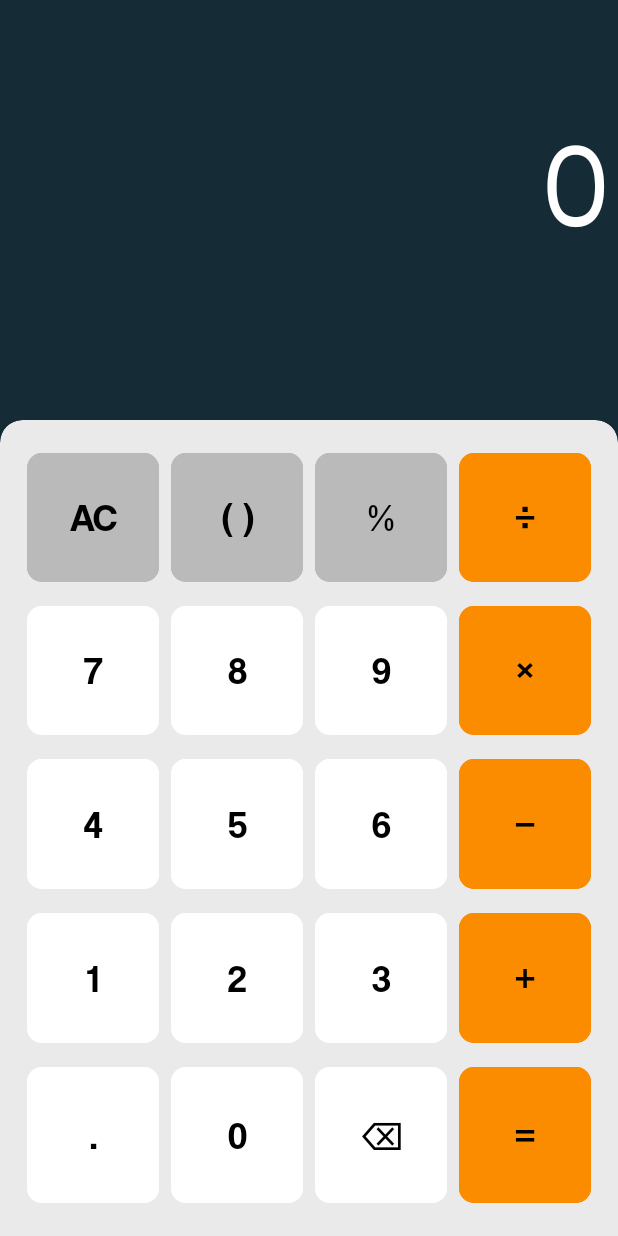
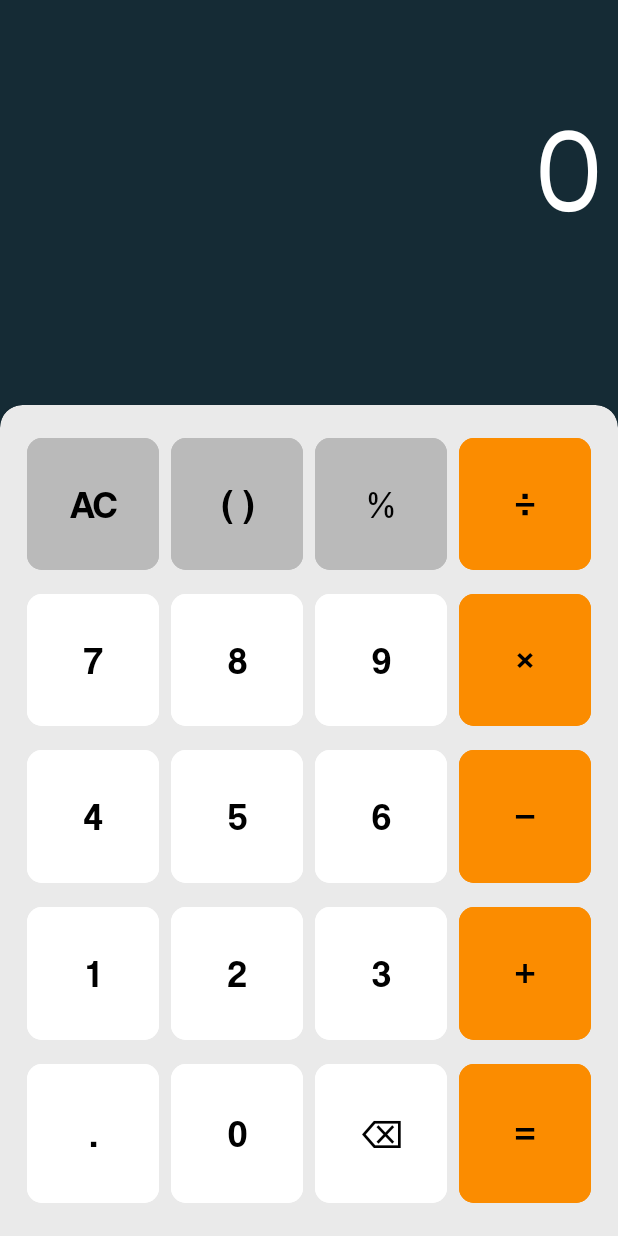
Before and after one commit to maximadoma/Caculator-App, an Android app: the screen it shows after launch (MainActivity), on a phone screen of 412 x 824 dp. Run offline under Robolectric (Android 15) with nearby library versions, the light colour scheme and no system bars.

Commit message:
almost done

```diff
--- a/app/src/main/java/com/example/mycalculator/MainActivity.java
+++ b/app/src/main/java/com/example/mycalculator/MainActivity.java
@@ -17,7 +17,7 @@ import org.w3c.dom.Text;
 public class MainActivity extends AppCompatActivity implements View.OnClickListener {
 
     private EditText input;
-    private EditText answer;
+    private TextView answer;
 
     @Override
     protected void onCreate(Bundle savedInstanceState) {
@@ -32,6 +32,7 @@ public class MainActivity extends AppCompatActivity implements View.OnClickListe
         input.setShowSoftInputOnFocus(false);
 
         answer = findViewById(R.id.textfield_answer);
+        answer.setShowSoftInputOnFocus(false);
 
         input.setOnClickListener(new View.OnClickListener() {
             @Override
@@ -90,12 +91,14 @@ public class MainActivity extends AppCompatActivity implements View.OnClickListe
         MaterialButton btn_parenthesis = (MaterialButton) findViewById(R.id.parenthesis);
         MaterialButton btn_dot = (MaterialButton) findViewById(R.id.dot);
         MaterialButton btn_equals = (MaterialButton) findViewById(R.id.equals);
+        MaterialButton btn_modulo = (MaterialButton) findViewById(R.id.modulo);
 
         btn_allClear.setOnClickListener(this);
         btn_backSpace.setOnClickListener(this);
         btn_parenthesis.setOnClickListener(this);
         btn_dot.setOnClickListener(this);
         btn_equals.setOnClickListener(this);
+        btn_modulo.setOnClickListener(this);
     }
 
 
@@ -185,6 +188,9 @@ public class MainActivity extends AppCompatActivity implements View.OnClickListe
         else if (v.getId() == R.id.equals) {
             equals_btn(v);
         }
+        else if (v.getId() == R.id.modulo){
+            modulo_btn(v);
+        }
     }
 
     public void dot_btn(View view){
@@ -249,6 +255,10 @@ public class MainActivity extends AppCompatActivity implements View.OnClickListe
         input.setText("");
     }
 
+    public void modulo_btn(View view){
+        updateText("%");
+    }
+
 
     public void backSpace_btn(View view){
         int cursorPosition = input.getSelectionStart();
@@ -300,14 +310,13 @@ public class MainActivity extends AppCompatActivity implements View.OnClickListe
         if (result.endsWith(".0")){
             result =result.replace(".0", "");
             input.setText(result);
-            answer.setText("");
         } else{
             input.setText(result);
-            answer.setText("");
         }
 
         input.setSelection(result.length());
 
     }
 
+
 }
--- a/app/src/main/res/layout/activity_main.xml
+++ b/app/src/main/res/layout/activity_main.xml
@@ -29,26 +29,26 @@
         <EditText
             android:id="@+id/textfield_bottom"
             android:layout_width="match_parent"
-            android:layout_height="160dp"
+            android:layout_height="140dp"
             android:text="@string/display"
             android:layout_marginTop="40dp"
             android:textAlignment="textEnd"
             android:textSize="80sp"
             android:textColor="@color/white"
-            android:padding="5dp"
+            android:paddingEnd="10dp"
             android:layout_marginBottom="10dp"
             android:background="@null"
             />
 
-        <EditText
+        <TextView
             android:id="@+id/textfield_answer"
             android:layout_width="match_parent"
             android:layout_height="60dp"
             android:textAlignment="textEnd"
-            android:textSize="30sp"
-            android:textColor="@color/white"
-            android:padding="5dp"
-            android:layout_marginBottom="10dp"
+            android:textSize="50sp"
+            android:textColor="#B6B6B6"
+            android:paddingEnd="10dp"
+            android:layout_marginBottom="20dp"
             android:background="@null"
             />
 
```
